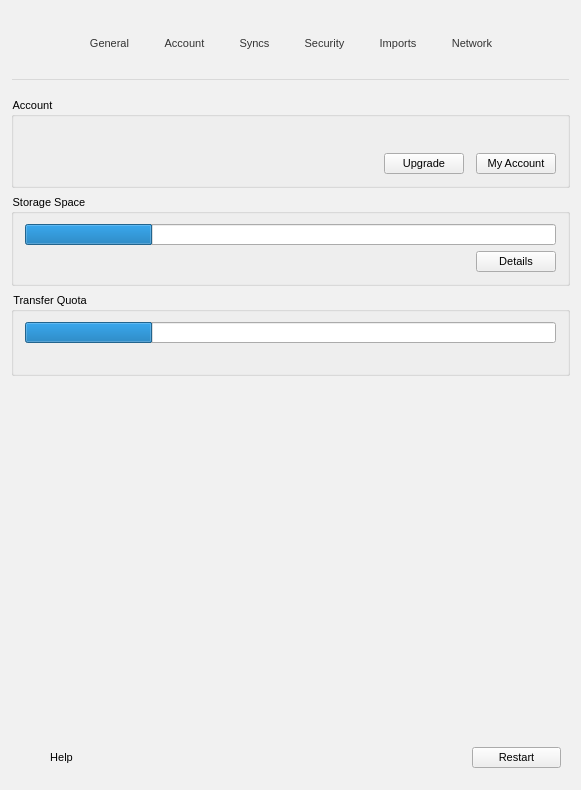
First picture: the form in src/MEGASync/gui/win/SettingsDialog.ui, repository meganz/MEGAsync, before the edit.
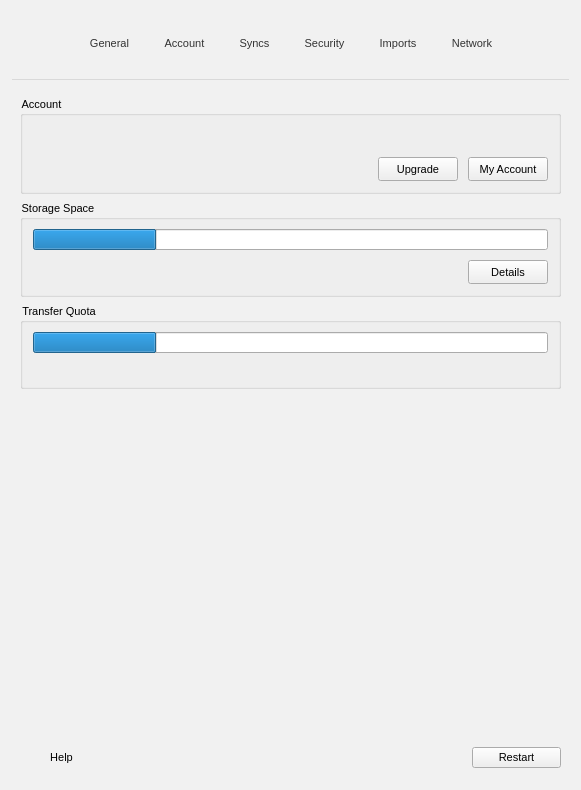
Second picture: the form after the edit. Icons and pictures are not drawn. Custom widgets are drawn as their Qt base class.

Commit message: SNC-2145:  Adjustments for the Account pane - bis

What changed in the file:
```diff
--- a/src/MEGASync/gui/win/SettingsDialog.ui
+++ b/src/MEGASync/gui/win/SettingsDialog.ui
@@ -103,7 +103,28 @@
 border: none;
 }
 
-</string>
+#lAccountType, #lName
+{
+    font-size: 13px;
+}
+
+#lAccountType
+{
+    text-align: left;
+    border: none;
+    padding: 0px;
+    margin: 0px;
+}
+
+#lBandwidthFree, #lBandwidth
+{
+	font-size: 13px;
+}
+
+#lBandwidthFree
+{
+	 color: #0078D7;
+}</string>
   </property>
   <layout class="QVBoxLayout" name="verticalLayout_15">
    <property name="spacing">
@@ -384,7 +405,7 @@
         </property>
         <property name="icon">
          <iconset resource="../Resources_win.qrc">
-          <normaloff>:/images/Icon_Win_Imports.png</normaloff>:/images/Icon_Win_Imports2.png</iconset>
+          <normaloff>:/images/Icon_Win_Imports.png</normaloff>:/images/Icon_Win_Imports.png</iconset>
         </property>
         <property name="iconSize">
          <size>
@@ -1113,7 +1134,19 @@
         <verstretch>0</verstretch>
        </sizepolicy>
       </property>
-      <layout class="QVBoxLayout" name="verticalLayout_2">
+      <layout class="QVBoxLayout" name="pAccountLayout">
+       <property name="leftMargin">
+        <number>20</number>
+       </property>
+       <property name="topMargin">
+        <number>10</number>
+       </property>
+       <property name="rightMargin">
+        <number>20</number>
+       </property>
+       <property name="bottomMargin">
+        <number>10</number>
+       </property>
        <item>
         <widget class="QGroupBox" name="gAccountDetails">
          <property name="font">
@@ -1124,13 +1157,47 @@
          <property name="title">
           <string>Account</string>
          </property>
-         <layout class="QHBoxLayout" name="horizontalLayout_3">
+         <layout class="QHBoxLayout" name="gAccountDetailsLayout">
+          <property name="spacing">
+           <number>12</number>
+          </property>
+          <property name="leftMargin">
+           <number>10</number>
+          </property>
+          <property name="topMargin">
+           <number>10</number>
+          </property>
+          <property name="rightMargin">
+           <number>10</number>
+          </property>
+          <property name="bottomMargin">
+           <number>10</number>
+          </property>
           <item alignment="Qt::AlignTop">
-           <widget class="AvatarWidget" name="wAvatar" native="true"/>
+           <widget class="AvatarWidget" name="wAvatar" native="true">
+            <property name="minimumSize">
+             <size>
+              <width>36</width>
+              <height>36</height>
+             </size>
+            </property>
+            <property name="maximumSize">
+             <size>
+              <width>36</width>
+              <height>36</height>
+             </size>
+            </property>
+           </widget>
           </item>
           <item>
            <widget class="QWidget" name="wDetails" native="true">
-            <layout class="QGridLayout" name="gridLayout_4">
+            <property name="sizePolicy">
+             <sizepolicy hsizetype="MinimumExpanding" vsizetype="Minimum">
+              <horstretch>0</horstretch>
+              <verstretch>0</verstretch>
+             </sizepolicy>
+            </property>
+            <layout class="QGridLayout" name="wDetailsLayout">
              <property name="leftMargin">
               <number>0</number>
              </property>
@@ -1143,10 +1210,13 @@
              <property name="bottomMargin">
               <number>0</number>
              </property>
-             <property name="spacing">
-              <number>0</number>
+             <property name="horizontalSpacing">
+              <number>10</number>
              </property>
-             <item row="2" column="2">
+             <property name="verticalSpacing">
+              <number>2</number>
+             </property>
+             <item row="2" column="1">
               <widget class="QPushButton" name="bUpgrade">
                <property name="sizePolicy">
                 <sizepolicy hsizetype="Maximum" vsizetype="Fixed">
@@ -1154,6 +1224,18 @@
                  <verstretch>0</verstretch>
                 </sizepolicy>
                </property>
+               <property name="minimumSize">
+                <size>
+                 <width>0</width>
+                 <height>24</height>
+                </size>
+               </property>
+               <property name="maximumSize">
+                <size>
+                 <width>16777215</width>
+                 <height>24</height>
+                </size>
+               </property>
                <property name="focusPolicy">
                 <enum>Qt::StrongFocus</enum>
                </property>
@@ -1165,64 +1247,14 @@
                </property>
               </widget>
              </item>
-             <item row="2" column="4">
-              <widget class="QPushButton" name="bMyAccount">
-               <property name="sizePolicy">
-                <sizepolicy hsizetype="Maximum" vsizetype="Fixed">
-                 <horstretch>0</horstretch>
-                 <verstretch>0</verstretch>
-                </sizepolicy>
-               </property>
-               <property name="text">
-                <string>My Account</string>
-               </property>
-              </widget>
-             </item>
-             <item row="2" column="1">
-              <widget class="QLabel" name="lAccountType">
-               <property name="sizePolicy">
-                <sizepolicy hsizetype="MinimumExpanding" vsizetype="Preferred">
-                 <horstretch>0</horstretch>
-                 <verstretch>0</verstretch>
-                </sizepolicy>
-               </property>
-               <property name="focusPolicy">
-                <enum>Qt::StrongFocus</enum>
-               </property>
-               <property name="styleSheet">
-                <string notr="true">QLabel
-{
-font-weight: bold;
-}</string>
-               </property>
-               <property name="indent">
-                <number>5</number>
-               </property>
-              </widget>
-             </item>
              <item row="2" column="0">
-              <widget class="QPushButton" name="lAccountImage">
+              <widget class="QPushButton" name="lAccountType">
                <property name="sizePolicy">
-                <sizepolicy hsizetype="Fixed" vsizetype="Fixed">
+                <sizepolicy hsizetype="MinimumExpanding" vsizetype="Fixed">
                  <horstretch>0</horstretch>
                  <verstretch>0</verstretch>
                 </sizepolicy>
                </property>
-               <property name="minimumSize">
-                <size>
-                 <width>12</width>
-                 <height>12</height>
-                </size>
-               </property>
-               <property name="maximumSize">
-                <size>
-                 <width>12</width>
-                 <height>12</height>
-                </size>
-               </property>
-               <property name="focusPolicy">
-                <enum>Qt::NoFocus</enum>
-               </property>
                <property name="icon">
                 <iconset resource="../Resources_win.qrc">
                  <normaloff>:/images/Small_Free.png</normaloff>:/images/Small_Free.png</iconset>
@@ -1233,43 +1265,44 @@
                  <height>12</height>
                 </size>
                </property>
+               <property name="autoDefault">
+                <bool>false</bool>
+               </property>
                <property name="flat">
                 <bool>true</bool>
                </property>
               </widget>
              </item>
-             <item row="1" column="0" colspan="5">
-              <widget class="QLabel" name="lEmail">
-               <property name="focusPolicy">
-                <enum>Qt::StrongFocus</enum>
+             <item row="2" column="2">
+              <widget class="QPushButton" name="bMyAccount">
+               <property name="sizePolicy">
+                <sizepolicy hsizetype="Maximum" vsizetype="Fixed">
+                 <horstretch>0</horstretch>
+                 <verstretch>0</verstretch>
+                </sizepolicy>
                </property>
-              </widget>
-             </item>
-             <item row="0" column="0" colspan="5">
-              <widget class="QLabel" name="lName">
-               <property name="styleSheet">
-                <string notr="true">QLabel
-{
-font-weight: bold;
-}</string>
+               <property name="minimumSize">
+                <size>
+                 <width>0</width>
+                 <height>24</height>
+                </size>
                </property>
-              </widget>
-             </item>
-             <item row="2" column="3">
-              <spacer name="horizontalSpacer_15">
-               <property name="orientation">
-                <enum>Qt::Horizontal</enum>
-               </property>
-               <property name="sizeType">
-                <enum>QSizePolicy::Maximum</enum>
-               </property>
-               <property name="sizeHint" stdset="0">
+               <property name="maximumSize">
                 <size>
-                 <width>12</width>
-                 <height>0</height>
+                 <width>16777215</width>
+                 <height>24</height>
                 </size>
                </property>
-              </spacer>
+               <property name="text">
+                <string>My Account</string>
+               </property>
+              </widget>
+             </item>
+             <item row="1" column="0" colspan="3">
+              <widget class="QLabel" name="lEmail"/>
+             </item>
+             <item row="0" column="0" colspan="3">
+              <widget class="QLabel" name="lName"/>
              </item>
             </layout>
            </widget>
@@ -1282,7 +1315,22 @@
          <property name="title">
           <string>Storage Space</string>
          </property>
-         <layout class="QVBoxLayout" name="verticalLayout_7">
+         <layout class="QVBoxLayout" name="gStorageSpaceLayout">
+          <property name="spacing">
+           <number>10</number>
+          </property>
+          <property name="leftMargin">
+           <number>10</number>
+          </property>
+          <property name="topMargin">
+           <number>10</number>
+          </property>
+          <property name="rightMargin">
+           <number>10</number>
+          </property>
+          <property name="bottomMargin">
+           <number>10</number>
+          </property>
           <item>
            <widget class="QProgressBar" name="pStorageQuota">
             <property name="focusPolicy">
@@ -1297,7 +1345,7 @@
            </widget>
           </item>
           <item>
-           <layout class="QHBoxLayout" name="horizontalLayout_13">
+           <layout class="QHBoxLayout" name="storageSpaceTextLayout">
             <item>
              <widget class="QLabel" name="lStorage">
               <property name="focusPolicy">
@@ -1326,6 +1374,18 @@
             </item>
             <item>
              <widget class="QPushButton" name="bStorageDetails">
+              <property name="minimumSize">
+               <size>
+                <width>0</width>
+                <height>24</height>
+               </size>
+              </property>
+              <property name="maximumSize">
+               <size>
+                <width>16777215</width>
+                <height>24</height>
+               </size>
+              </property>
               <property name="text">
                <string>Details</string>
               </property>
@@ -1344,7 +1404,19 @@
          <property name="title">
           <string>Transfer Quota</string>
          </property>
-         <layout class="QVBoxLayout" name="verticalLayout_9999">
+         <layout class="QVBoxLayout" name="gBandwidthQuotaLayout">
+          <property name="leftMargin">
+           <number>10</number>
+          </property>
+          <property name="topMargin">
+           <number>10</number>
+          </property>
+          <property name="rightMargin">
+           <number>10</number>
+          </property>
+          <property name="bottomMargin">
+           <number>12</number>
+          </property>
           <item>
            <widget class="QProgressBar" name="pTransferQuota">
             <property name="focusPolicy">
@@ -1359,13 +1431,12 @@
            </widget>
           </item>
           <item>
-           <layout class="QHBoxLayout" name="horizontalLayout">
+           <layout class="QHBoxLayout" name="transferQuotaTextLayout">
             <item>
-             <widget class="QLabel" name="lBandwidth">
-              <property name="text">
-               <string/>
-              </property>
-             </widget>
+             <widget class="QLabel" name="lBandwidth"/>
+            </item>
+            <item>
+             <widget class="QLabel" name="lBandwidthFree"/>
             </item>
             <item>
              <spacer name="horizontalSpacer_2">
```
The commit also changes 6 other files.
